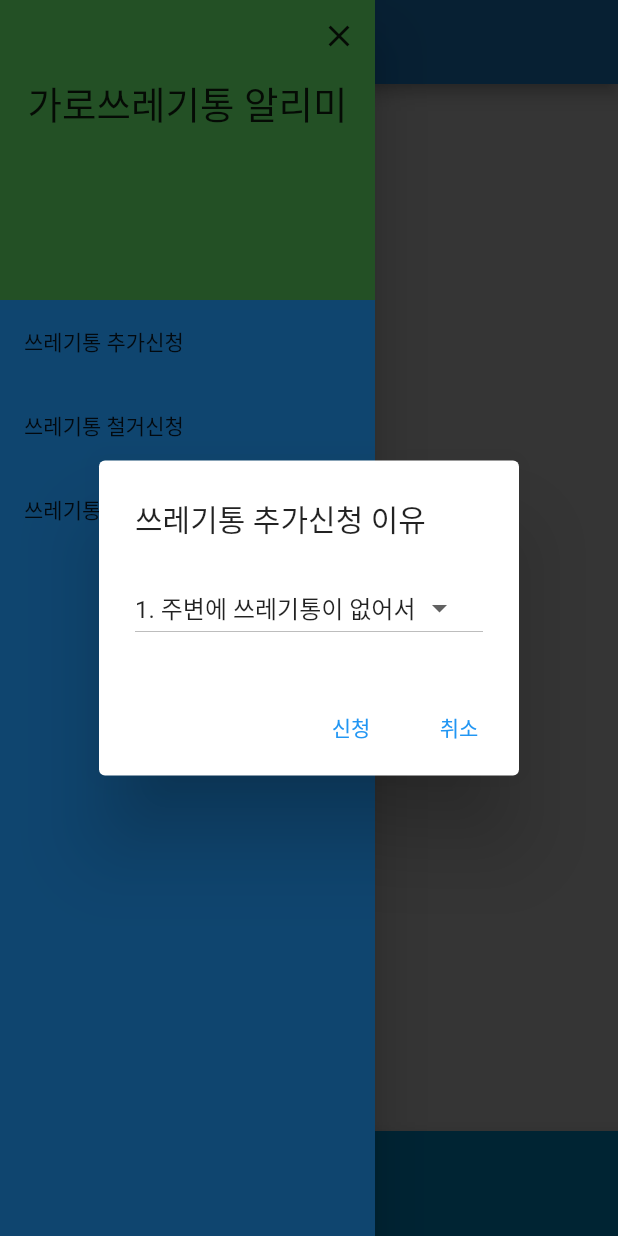
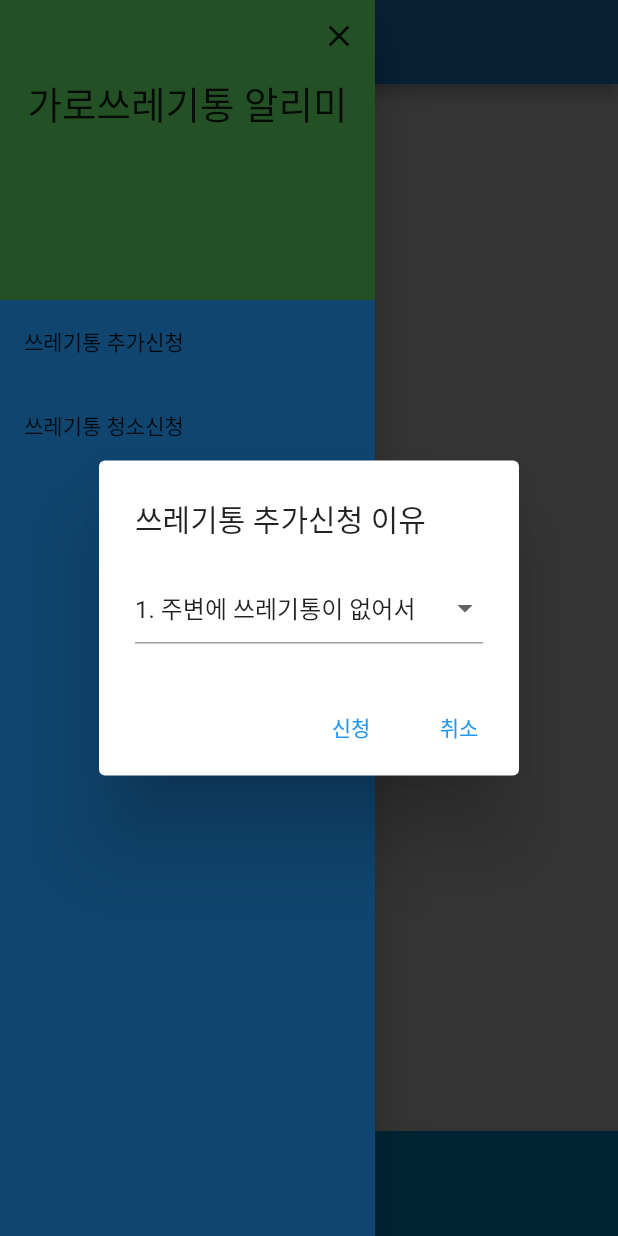
Before and after one commit to SMU-Capstone/client, a Flutter app: the screen it shows after launch, in the side drawer, after a tap on "쓰레기통 추가신청", on a phone screen of 412 x 824 dp. Run offline on Flutter 3.47's test engine with Material 2 defaults, Android fonts, the phone set to English and light mode, and no system bars; our stand-ins replace dio, flutter_dotenv, geolocator, get, image_picker; missing offline and left inert: naver_map_plugin.

Commit message:
쓰레기통 관리위젯 ui 수정

```diff
--- a/lib/widgets/trash-manage.dart
+++ b/lib/widgets/trash-manage.dart
@@ -12,7 +12,6 @@ class TrashManageWidget extends StatelessWidget {
         child: ListView(
           children: [
             TrashAddWidget(),
-            TrashDeleteWidget(),
             TrashCleanWidget(),
           ],
         ),
@@ -44,7 +43,7 @@ class _TrashAddWidgetState extends State<TrashAddWidget> {
           context: context,
           builder: (BuildContext context) => AlertDialog(
             title: Text('쓰레기통 추가신청 이유'),
-            content: DropdownButton<String>(
+            content: DropdownButtonFormField<String>(
               value: selectedAddReason,
               items: addReasons
                   .map((item) => DropdownMenuItem<String>(
@@ -52,9 +51,14 @@ class _TrashAddWidgetState extends State<TrashAddWidget> {
                         child: Text(item, style: TextStyle(fontSize: 16)),
                       ))
                   .toList(),
-              onChanged: (item) {
+              onChanged: (String? newValue) {
                 setState(() {
-                  selectedAddReason = item;
+                  selectedAddReason = newValue;
+                });
+              },
+              onSaved: (String? newValue) {
+                setState(() {
+                  selectedAddReason = newValue;
                 });
               },
             ),
@@ -72,61 +76,6 @@ class _TrashAddWidgetState extends State<TrashAddWidget> {
         );
       },
       title: Text("쓰레기통 추가신청"),
-    );
-  }
-}
-
-// 쓰레기통 철거신청 위젯
-class TrashDeleteWidget extends StatefulWidget {
-  @override
-  _TrashDeleteWidgetState createState() => _TrashDeleteWidgetState();
-}
-
-class _TrashDeleteWidgetState extends State<TrashDeleteWidget> {
-  final List<String> deleteReasons = [
-    "1. 도시 미관을 해쳐서",
-    "2. 쓰레기통이 냄새가 심해서",
-    "3. 기타",
-  ];
-
-  String? selectedDeleteReason = '1. 도시 미관을 해쳐서';
-
-  @override
-  Widget build(BuildContext context) {
-    return ListTile(
-      onTap: () {
-        showDialog(
-          context: context,
-          builder: (BuildContext context) => AlertDialog(
-            title: Text('쓰레기통 철거신청 이유'),
-            content: DropdownButton<String>(
-              value: selectedDeleteReason,
-              items: deleteReasons
-                  .map((item) => DropdownMenuItem<String>(
-                        value: item,
-                        child: Text(item, style: TextStyle(fontSize: 16)),
-                      ))
-                  .toList(),
-              onChanged: (item) {
-                setState(() {
-                  selectedDeleteReason = item;
-                });
-              },
-            ),
-            actions: <Widget>[
-              TextButton(
-                onPressed: () => Navigator.of(context).pop(),
-                child: Text('신청'),
-              ),
-              TextButton(
-                onPressed: () => Navigator.of(context).pop(),
-                child: Text('취소'),
-              ),
-            ],
-          ),
-        );
-      },
-      title: Text("쓰레기통 철거신청"),
     );
   }
 }
```
